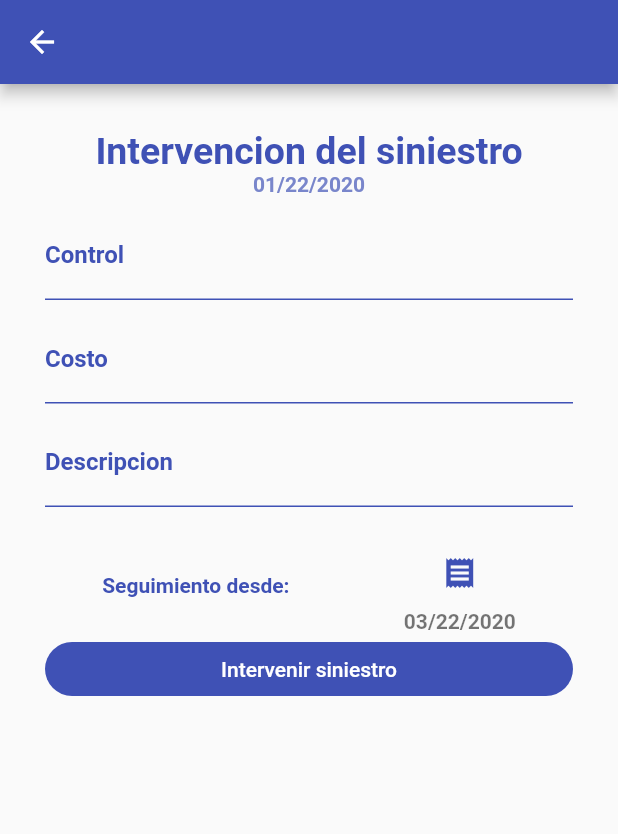
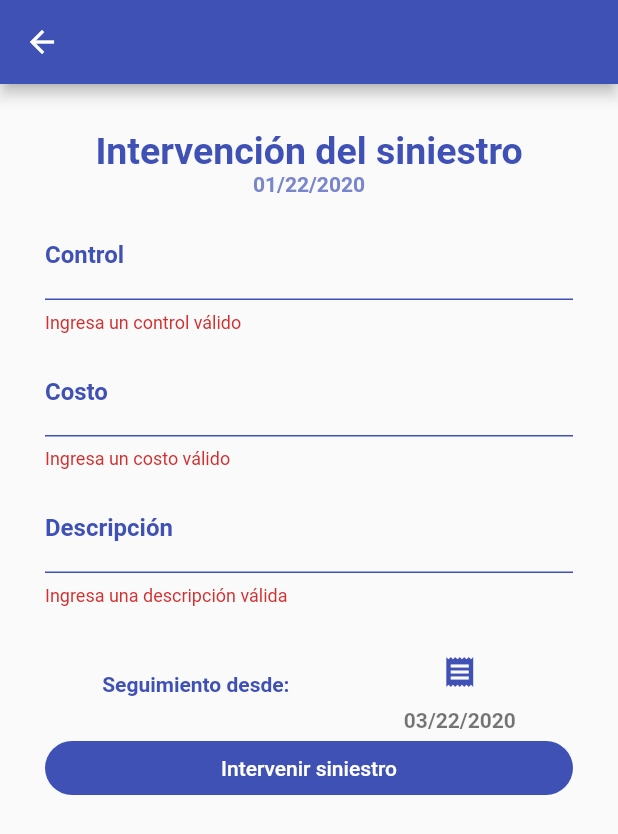
Before and after one commit to fredytellor/siniestros_app, a Flutter app: the IntervencionAccidente screen opened directly with empty values, after a tap on "Intervenir siniestro", on a phone screen of 412 x 824 dp. Shown: the top 834 px of the screen. Run offline on Flutter 3.47's test engine with Material 2 defaults, Android fonts, the phone set to English and light mode, and no system bars; our stand-ins replace cloud_firestore, firebase_auth, firebase_storage, geolocator, image_picker; accounts and stored records are empty.

Commit message:
creacion y guardado de intervencion de sinieestros

```diff
--- a/lib/screens/intervencion_accidente.dart
+++ b/lib/screens/intervencion_accidente.dart
@@ -3,6 +3,7 @@ import 'package:flutter/material.dart';
 import 'package:intl/intl.dart';
 import 'package:provider/provider.dart';
 import 'package:siniestros_app/providers/methods.dart';
+import 'package:siniestros_app/widgets/dialogs.dart';
 
 class IntervencionAccidente extends StatefulWidget {
   final DocumentSnapshot docAccidente;
@@ -17,10 +18,54 @@ class _IntervencionAccidenteState extends State<IntervencionAccidente> {
   TextEditingController controlController = new TextEditingController();
   TextEditingController costoController = new TextEditingController();
   TextEditingController descripcionController = new TextEditingController();
+  GlobalKey<FormState> _formKey = new GlobalKey<FormState>();
 
   @override
   Widget build(BuildContext context) {
     Methods methods = Provider.of<Methods>(context);
+
+    void _guardarIntervencion(BuildContext context) async {
+      Map<String, dynamic> newIntervencion = {
+        'fecha': DateFormat('MM/d/y').format(DateTime.now()),
+        'control': controlController.text,
+        'descripcion': descripcionController.text,
+        'costo': costoController.text,
+        'digitador': methods.uid,
+        'fecha_seguimiento':
+            DateFormat('MM/d/y').format(DateTime.now().add(Duration(days: 60))),
+      };
+
+      var result = await methods.crearIntervencion(
+        newIntervencion,
+        widget.docAccidente.documentID,
+      );
+      String mensaje;
+      if (result) {
+        mensaje = 'La intervención del siniestro se ha guardado en la BD';
+      } else {
+        mensaje = 'Lamentablemente no pudimos registrar esta intervención.';
+      }
+
+      showDialog(
+          context: context,
+          builder: (context) {
+            return Dialogs(
+              textTitle: (result) ? 'Listo' : 'ops',
+              buttonFunction: () {
+                Navigator.of(context, rootNavigator: true).pop();
+              },
+              textButton: 'cerrar',
+              textContent: mensaje,
+            );
+          });
+
+      setState(() {
+        costoController.text = '';
+        descripcionController.text = '';
+        controlController.text = '';
+      });
+    }
+
     return LayoutBuilder(
       builder: (context, constraints) {
         return Scaffold(
@@ -35,11 +80,12 @@ class _IntervencionAccidenteState extends State<IntervencionAccidente> {
             ),
             height: constraints.maxHeight,
             child: Form(
+              key: _formKey,
               child: SingleChildScrollView(
                 child: Column(
                   children: <Widget>[
                     Text(
-                      'Intervencion del siniestro',
+                      'Intervención del siniestro',
                       style: TextStyle(
                           color: Colors.indigo,
                           fontWeight: FontWeight.bold,
@@ -56,6 +102,18 @@ class _IntervencionAccidenteState extends State<IntervencionAccidente> {
                       height: 10,
                     ),
                     TextFormField(
+                      validator: (value) {
+                        if (value == null ||
+                            value == '' ||
+                            value.trim().length < 5) {
+                          return 'Ingresa un control válido';
+                        } else {
+                          return null;
+                        }
+                      },
+                      onSaved: (value) {
+                        controlController.text = value.trim();
+                      },
                       controller: controlController,
                       cursorColor: Theme.of(context).primaryColor,
                       style: TextStyle(color: Theme.of(context).primaryColor),
@@ -103,12 +161,25 @@ class _IntervencionAccidenteState extends State<IntervencionAccidente> {
                       height: 10,
                     ),
                     TextFormField(
+                      keyboardType: TextInputType.number,
                       controller: costoController,
                       cursorColor: Theme.of(context).primaryColor,
                       style: TextStyle(color: Theme.of(context).primaryColor),
+                      validator: (value) {
+                        if (value == null ||
+                            value == '' ||
+                            value.trim().length < 6) {
+                          return 'Ingresa un costo válido';
+                        } else {
+                          return null;
+                        }
+                      },
+                      onSaved: (value) {
+                        costoController.text = value.trim();
+                      },
                       decoration: InputDecoration(
                         labelText: 'Costo',
-                        hintText: '¿Cuanto costara esto?',
+                        hintText: '¿Cuánto costará esto?',
                         hintStyle: TextStyle(color: Colors.black54),
                         labelStyle: TextStyle(
                           color: Colors.indigo,
@@ -153,9 +224,21 @@ class _IntervencionAccidenteState extends State<IntervencionAccidente> {
                       controller: descripcionController,
                       cursorColor: Theme.of(context).primaryColor,
                       style: TextStyle(color: Theme.of(context).primaryColor),
+                      validator: (value) {
+                        if (value == null ||
+                            value == '' ||
+                            value.trim().length < 6) {
+                          return 'Ingresa una descripción válida';
+                        } else {
+                          return null;
+                        }
+                      },
+                      onSaved: (value) {
+                        descripcionController.text = value.trim();
+                      },
                       decoration: InputDecoration(
-                        labelText: 'Descripcion',
-                        hintText: '',
+                        labelText: 'Descripción',
+                        hintText: 'Danos detalles sobre la intervención.',
                         hintStyle: TextStyle(color: Colors.black54),
                         labelStyle: TextStyle(
                           color: Colors.indigo,
@@ -215,20 +298,16 @@ class _IntervencionAccidenteState extends State<IntervencionAccidente> {
                                   showDialog(
                                       context: context,
                                       builder: (context) {
-                                        return AlertDialog(
-                                          title: Text('Calma...'),
-                                          content: Text(
-                                              'Aun no puedes dar seguimiento a esta intervencion.'),
-                                          actions: <Widget>[
-                                            FlatButton(
-                                              child: Text('cerrar'),
-                                              onPressed: () {
-                                                Navigator.of(context,
-                                                        rootNavigator: true)
-                                                    .pop();
-                                              },
-                                            ),
-                                          ],
+                                        return Dialogs(
+                                          textTitle: 'Calma...',
+                                          textContent:
+                                              'Aún no puedes dar seguimiento a esta intervención.',
+                                          buttonFunction: () {
+                                            Navigator.of(context,
+                                                    rootNavigator: true)
+                                                .pop();
+                                          },
+                                          textButton: 'cerrar',
                                         );
                                       });
                                 },
@@ -267,7 +346,10 @@ class _IntervencionAccidenteState extends State<IntervencionAccidente> {
                         ),
                       ),
                       onPressed: () {
-                      print('registrando intervencion');
+                        if (_formKey.currentState.validate()) {
+                          _formKey.currentState.save();
+                          _guardarIntervencion(context);
+                        }
                       },
                     )
                   ],
--- a/lib/widgets/new_siniestros_home.dart
+++ b/lib/widgets/new_siniestros_home.dart
@@ -136,6 +136,7 @@ class _NewSiniestrosHomeState extends State<NewSiniestrosHome> {
                 duracion: 3,
                 mensaje: 'Siniestro ' + siniestroID + ' registrado.',
                 context: context);
+
           } else {
             Scaffold.of(context).hideCurrentSnackBar();
             methods.showSnackbar(
```
Also changed, not shown: lib/providers/methods.dart (+21 -6 lines).
